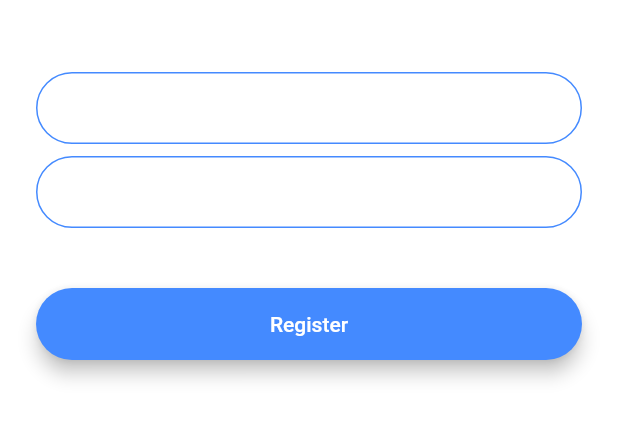
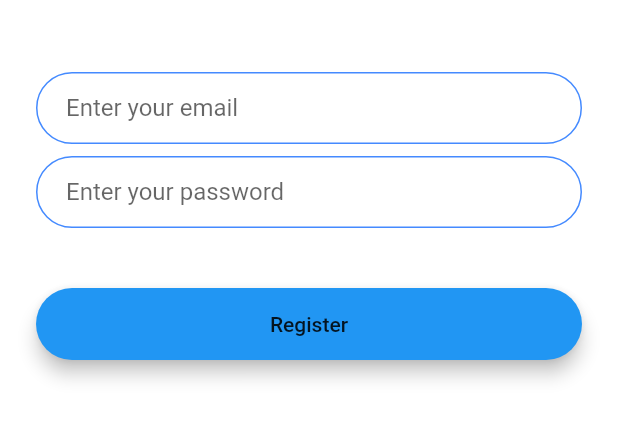
Before and after one commit to bm888/flash-chat-londonbrew, a Flutter app: the screen it shows after launch, after a tap on "Register", on a phone screen of 412 x 824 dp, the part 576-1018 px from its top. Run offline on Flutter 3.47's test engine with Material 2 defaults, Android fonts, the phone set to English and light mode, and no system bars; our stand-ins replace animated_text_kit.

Commit message:
middle 189

```diff
--- /dev/null
+++ b/lib/components/rounded_button.dart
@@ -0,0 +1,27 @@
+import 'package:flutter/material.dart';
+
+class RoundedButton extends StatelessWidget {
+  final Color buttonColor;
+  final String buttonText;
+  final Function screenNav;
+
+  RoundedButton({this.buttonColor, this.buttonText, @required this.screenNav});
+
+  @override
+  Widget build(BuildContext context) {
+    return Padding(
+      padding: EdgeInsets.symmetric(vertical: 16.0),
+      child: Material(
+        elevation: 5.0,
+        color: buttonColor,
+        borderRadius: BorderRadius.circular(30.0),
+        child: MaterialButton(
+          onPressed: screenNav,
+          minWidth: 200.0,
+          height: 42.0,
+          child: Text(buttonText),
+        ),
+      ),
+    );
+  }
+}
--- a/lib/main.dart
+++ b/lib/main.dart
@@ -10,7 +10,7 @@ class FlashChat extends StatelessWidget {
   @override
   Widget build(BuildContext context) {
     return MaterialApp(
-      theme: ThemeData.dark().copyWith(
+      theme: ThemeData.light().copyWith(
         textTheme: TextTheme(
           body1: TextStyle(color: Colors.black54),
         ),
--- a/lib/screens/login_screen.dart
+++ b/lib/screens/login_screen.dart
@@ -1,4 +1,6 @@
+import 'package:flash_chat/screens/welcome_screen.dart';
 import 'package:flutter/material.dart';
+import '../components/rounded_button.dart';
 
 class LoginScreen extends StatefulWidget {
   static const String id = 'login_screen';
@@ -80,23 +82,12 @@ class _LoginScreenState extends State<LoginScreen> {
             SizedBox(
               height: 24.0,
             ),
-            Padding(
-              padding: EdgeInsets.symmetric(vertical: 16.0),
-              child: Material(
-                color: Colors.lightBlueAccent,
-                borderRadius: BorderRadius.all(Radius.circular(30.0)),
-                elevation: 5.0,
-                child: MaterialButton(
-                  onPressed: () {
-                    //Implement login functionality.
-                  },
-                  minWidth: 200.0,
-                  height: 42.0,
-                  child: Text(
-                    'Log In',
-                  ),
-                ),
-              ),
+            RoundedButton(
+              buttonColor: Colors.lightBlueAccent,
+              buttonText: 'Log In',
+              screenNav: () {
+                Navigator.pushNamed(context, WelcomeScreen.id);
+              },
             ),
           ],
         ),
--- a/lib/screens/registration_screen.dart
+++ b/lib/screens/registration_screen.dart
@@ -1,4 +1,5 @@
 import 'package:flutter/material.dart';
+import '../components/rounded_button.dart';
 
 class RegistrationScreen extends StatefulWidget {
   static const String id = 'registration_screen';
@@ -76,25 +77,13 @@ class _RegistrationScreenState extends State<RegistrationScreen> {
             SizedBox(
               height: 24.0,
             ),
-            Padding(
-              padding: EdgeInsets.symmetric(vertical: 16.0),
-              child: Material(
-                color: Colors.blueAccent,
-                borderRadius: BorderRadius.all(Radius.circular(30.0)),
-                elevation: 5.0,
-                child: MaterialButton(
-                  onPressed: () {
-                    //Implement registration functionality.
-                  },
-                  minWidth: 200.0,
-                  height: 42.0,
-                  child: Text(
-                    'Register',
-                    style: TextStyle(color: Colors.white),
-                  ),
-                ),
-              ),
-            ),
+            RoundedButton(
+              buttonText: 'Register',
+              buttonColor: Colors.blue,
+              screenNav: () {
+                Navigator.pushNamed(context, RegistrationScreen.id);
+              },
+            )
           ],
         ),
       ),
--- a/lib/screens/welcome_screen.dart
+++ b/lib/screens/welcome_screen.dart
@@ -2,6 +2,7 @@ import 'package:flash_chat/screens/login_screen.dart';
 import 'package:flash_chat/screens/registration_screen.dart';
 import 'package:flutter/material.dart';
 import 'package:animated_text_kit/animated_text_kit.dart';
+import '../components/rounded_button.dart';
 
 class WelcomeScreen extends StatefulWidget {
   static const String id = 'welcome_screen';
@@ -20,14 +21,11 @@ class _WelcomeScreenState extends State<WelcomeScreen>
     super.initState();
     controller =
         AnimationController(duration: Duration(seconds: 3), vsync: this);
-
     animation = ColorTween(begin: Colors.blueGrey, end: Colors.white)
         .animate(controller);
     controller.forward();
-
     controller.addListener(() {
       setState(() {});
-      print(animation.value);
     });
   }
 
@@ -70,42 +68,19 @@ class _WelcomeScreenState extends State<WelcomeScreen>
             SizedBox(
               height: 48.0,
             ),
-            Padding(
-              padding: EdgeInsets.symmetric(vertical: 16.0),
-              child: Material(
-                elevation: 5.0,
-                color: Colors.lightBlueAccent,
-                borderRadius: BorderRadius.circular(30.0),
-                child: MaterialButton(
-                  onPressed: () {
-                    //Go to login screen.
-                    Navigator.pushNamed(context, LoginScreen.id);
-                  },
-                  minWidth: 200.0,
-                  height: 42.0,
-                  child: Text(
-                    'Log In',
-                  ),
-                ),
-              ),
+            RoundedButton(
+              buttonColor: Colors.lightBlueAccent,
+              buttonText: 'Log In',
+              screenNav: () {
+                Navigator.pushNamed(context, LoginScreen.id);
+              },
             ),
-            Padding(
-              padding: EdgeInsets.symmetric(vertical: 16.0),
-              child: Material(
-                color: Colors.blueAccent,
-                borderRadius: BorderRadius.circular(30.0),
-                elevation: 5.0,
-                child: MaterialButton(
-                  onPressed: () {
-                    Navigator.pushNamed(context, RegistrationScreen.id);
-                  },
-                  minWidth: 200.0,
-                  height: 42.0,
-                  child: Text(
-                    'Register',
-                  ),
-                ),
-              ),
+            RoundedButton(
+              buttonColor: Colors.blueAccent,
+              buttonText: 'Register',
+              screenNav: () {
+                Navigator.pushNamed(context, RegistrationScreen.id);
+              },
             ),
           ],
         ),
```
